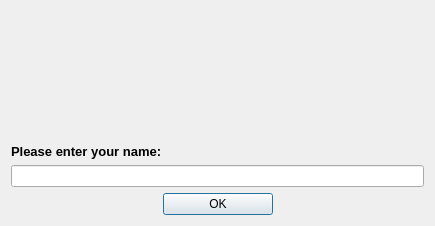
Old version of the form ui/resultWindow.ui in the repository gulp21/QeoDart.
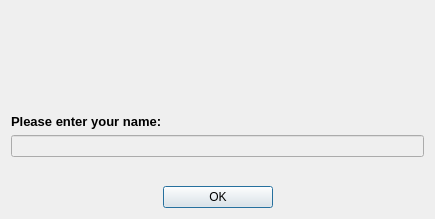
New version of the form.

The edit to the form file:
```diff
--- a/ui/resultWindow.ui
+++ b/ui/resultWindow.ui
@@ -54,27 +54,6 @@
     </widget>
    </item>
    <item>
-    <widget class="QScrollArea" name="scrollArea">
-     <property name="frameShape">
-      <enum>QFrame::NoFrame</enum>
-     </property>
-     <property name="frameShadow">
-      <enum>QFrame::Plain</enum>
-     </property>
-     <property name="widgetResizable">
-      <bool>true</bool>
-     </property>
-     <widget class="QWidget" name="scrollAreaWidgetContents">
-      <property name="geometry">
-       <rect>
-        <x>0</x>
-        <y>0</y>
-        <width>427</width>
-        <height>60</height>
-       </rect>
-      </property>
-      <layout class="QVBoxLayout" name="verticalLayout">
-       <item>
         <widget class="QLabel" name="lblPlaces">
          <property name="font">
           <font>
@@ -92,10 +71,6 @@
          </property>
         </widget>
        </item>
-      </layout>
-     </widget>
-    </widget>
-   </item>
    <item>
     <spacer name="verticalSpacer_2">
      <property name="orientation">
@@ -134,6 +109,9 @@
    </item>
    <item>
     <widget class="QLineEdit" name="leName">
+     <property name="enabled">
+      <bool>false</bool>
+     </property>
      <property name="maxLength">
       <number>20</number>
      </property>
```
Lines whose indentation alone changed are shown as unchanged.
